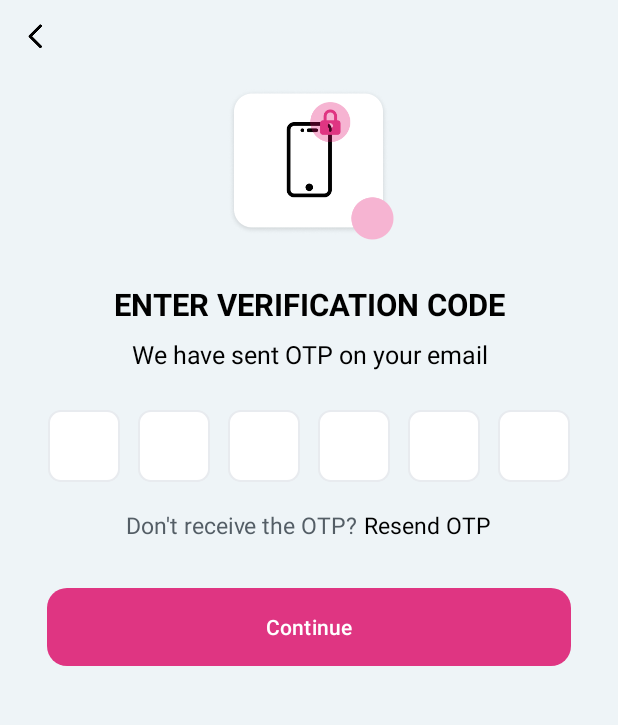
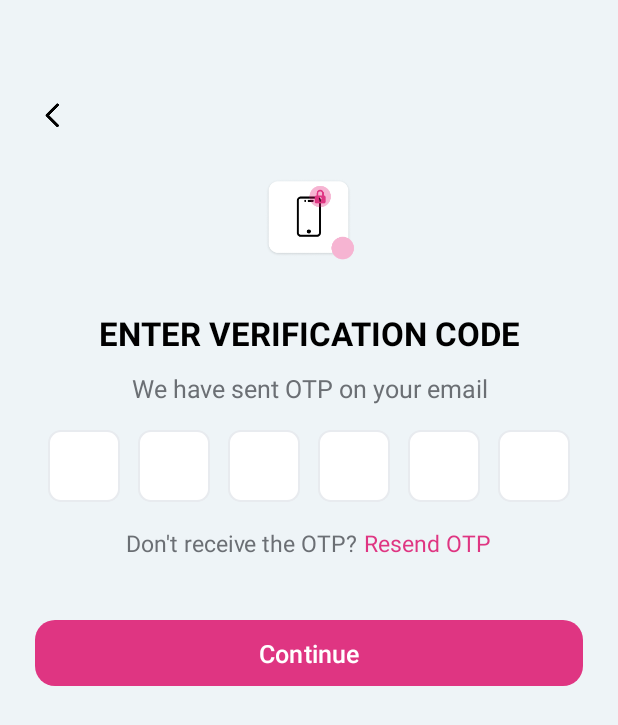
Before and after one commit to hafizanser/bioceuticamilano_android, an Android app: the screen it shows after launch (OtpActivity), on a phone screen of 412 x 824 dp. Shown: the top 725 px of the screen. Run offline under Robolectric (Android 15) with nearby library versions, the phone set to English and light mode, and no system bars; our stand-ins replace sdp/ssp sizes.

Commit message:
OTP Screen Done

```diff
--- a/app/build.gradle.kts
+++ b/app/build.gradle.kts
@@ -6,6 +6,10 @@ plugins {
 android {
     namespace = "com.bioceuticamilano"
     compileSdk = 36
+
+    buildFeatures {
+        viewBinding = true
+    }
 
     defaultConfig {
         applicationId = "com.bioceuticamilano"
--- a/app/src/main/java/com/bioceuticamilano/OtpActivity.kt
+++ b/app/src/main/java/com/bioceuticamilano/OtpActivity.kt
@@ -1,11 +1,54 @@
 package com.bioceuticamilano
 
 import android.os.Bundle
+import android.text.Editable
+import android.text.TextWatcher
+import android.widget.EditText
+import android.widget.Toast
 import androidx.appcompat.app.AppCompatActivity
+import com.bioceuticamilano.databinding.ActivityOtpBinding
 
 class OtpActivity : AppCompatActivity() {
+    private lateinit var binding: ActivityOtpBinding
+    private lateinit var otp1: EditText
+    private lateinit var otp2: EditText
+    private lateinit var otp3: EditText
+    private lateinit var otp4: EditText
+    private lateinit var otp5: EditText
+    private lateinit var otp6: EditText
+
     override fun onCreate(savedInstanceState: Bundle?) {
         super.onCreate(savedInstanceState)
-        setContentView(R.layout.activity_otp)
+        binding = ActivityOtpBinding.inflate(layoutInflater)
+        setContentView(binding.root)
+
+        otp1 = binding.otp1
+        otp2 = binding.otp2
+        otp3 = binding.otp3
+        otp4 = binding.otp4
+        otp5 = binding.otp5
+        otp6 = binding.otp6
+
+        binding.btnBack.setOnClickListener { finish() }
+        binding.resendOtp.setOnClickListener { Toast.makeText(this, "Code Send!", Toast.LENGTH_SHORT).show() }
+
+        setupOtpAutoAdvance()
+    }
+
+    private fun setupOtpAutoAdvance() {
+        val fields = listOf(otp1, otp2, otp3, otp4, otp5, otp6)
+        fields.forEachIndexed { index, editText ->
+            editText.addTextChangedListener(object : TextWatcher {
+                override fun beforeTextChanged(s: CharSequence?, start: Int, count: Int, after: Int) {}
+                override fun onTextChanged(s: CharSequence?, start: Int, before: Int, count: Int) {}
+                override fun afterTextChanged(s: Editable?) {
+                    if (s?.length == 1) {
+                        if (index < fields.size - 1) fields[index + 1].requestFocus()
+                    } else if (s?.isEmpty() == true) {
+                        if (index > 0) fields[index - 1].requestFocus()
+                    }
+                }
+            })
+        }
     }
 }
--- a/app/src/main/res/layout/activity_otp.xml
+++ b/app/src/main/res/layout/activity_otp.xml
@@ -4,17 +4,33 @@
     android:layout_width="match_parent"
     android:layout_height="match_parent"
     android:fitsSystemWindows="true"
-    android:background="@color/splash_background">
+    android:paddingTop="@dimen/_16sdp"
+    android:background="@drawable/splash_background">
+
+<!--    <ImageView-->
+<!--        android:layout_width="match_parent"-->
+<!--        android:layout_height="match_parent"-->
+<!--        android:src="@drawable/OTP_Verification"-->
+<!--        android:alpha="0.4"-->
+<!--        android:scaleType="fitXY"/>-->
+
+    <LinearLayout
+        android:layout_width="match_parent"
+        android:layout_height="match_parent"
+        android:orientation="vertical"
+        android:layout_marginTop="@dimen/_16sdp">
     <ImageView
+        android:id="@+id/btn_back"
         android:layout_width="wrap_content"
         android:layout_height="wrap_content"
         android:src="@drawable/ic_back"
-        android:layout_margin="@dimen/_10sdp"/>
+        android:layout_margin="@dimen/_19sdp"
+        android:contentDescription="Back" />
 
     <ScrollView
         android:layout_width="match_parent"
         android:layout_height="match_parent"
-        android:padding="@dimen/_24sdp"
+        android:paddingHorizontal="@dimen/_18sdp"
         android:clipToPadding="false">
 
         <LinearLayout
@@ -24,96 +40,118 @@
             android:gravity="center_horizontal">
 
             <ImageView
-                android:layout_width="wrap_content"
-                android:layout_height="wrap_content"
-                android:src="@drawable/ic_otp"
-                android:layout_marginTop="24dp"/>
+                android:layout_width="@dimen/_51sdp"
+                android:layout_height="@dimen/_52sdp"
+                android:src="@drawable/ic_otp"/>
 
             <TextView
                 android:layout_width="match_parent"
                 android:layout_height="wrap_content"
                 android:text="ENTER VERIFICATION CODE"
-                android:textSize="@dimen/_16sdp"
+                android:textSize="@dimen/_17sdp"
                 android:textStyle="bold"
                 android:textColor="@color/black"
                 android:gravity="center"
-                android:layout_marginTop="24dp"/>
+                android:layout_marginTop="@dimen/_21sdp"/>
 
             <TextView
                 android:layout_width="match_parent"
                 android:layout_height="wrap_content"
                 android:text="We have sent OTP on your email"
                 android:textSize="@dimen/_13sdp"
-                android:textColor="@color/black"
+                android:textColor="@color/muted_text"
                 android:gravity="center"
-                android:layout_marginTop="8dp"/>
+                android:layout_marginVertical="@dimen/_8sdp"/>
 
             <LinearLayout
                 android:layout_width="wrap_content"
                 android:layout_height="wrap_content"
                 android:orientation="horizontal"
-                android:layout_marginTop="20dp"
                 android:gravity="center">
 
-                <TextView
+                <EditText
+                    android:id="@+id/otp_1"
+                    android:textColor="@color/black"
                     android:layout_width="48dp"
                     android:layout_height="48dp"
                     android:background="@drawable/otp_box"
                     android:gravity="center"
-                    android:textSize="@dimen/_16sdp"
+                    android:textSize="18sp"
                     android:textStyle="bold"
+                    android:inputType="number"
+                    android:maxLength="1"
+                    android:layout_margin="6dp"
+                    android:digits="0123456789" />
+
+                <EditText
+                    android:id="@+id/otp_2"
                     android:textColor="@color/black"
-                    android:layout_margin="6dp"/>
-
-                <TextView
                     android:layout_width="48dp"
                     android:layout_height="48dp"
                     android:background="@drawable/otp_box"
                     android:gravity="center"
-                    android:textSize="@dimen/_16sdp"
+                    android:textSize="18sp"
                     android:textStyle="bold"
+                    android:inputType="number"
+                    android:maxLength="1"
+                    android:layout_margin="6dp"
+                    android:digits="0123456789" />
+
+                <EditText
+                    android:id="@+id/otp_3"
                     android:textColor="@color/black"
-                    android:layout_margin="6dp"/>
-
-                <TextView
                     android:layout_width="48dp"
                     android:layout_height="48dp"
                     android:background="@drawable/otp_box"
                     android:gravity="center"
-                    android:textSize="@dimen/_16sdp"
+                    android:textSize="18sp"
                     android:textStyle="bold"
+                    android:inputType="number"
+                    android:maxLength="1"
+                    android:layout_margin="6dp"
+                    android:digits="0123456789" />
+
+                <EditText
+                    android:id="@+id/otp_4"
                     android:textColor="@color/black"
-                    android:layout_margin="6dp"/>
-
-                <TextView
                     android:layout_width="48dp"
                     android:layout_height="48dp"
                     android:background="@drawable/otp_box"
                     android:gravity="center"
-                    android:textSize="@dimen/_16sdp"
+                    android:textSize="18sp"
                     android:textStyle="bold"
+                    android:inputType="number"
+                    android:maxLength="1"
+                    android:layout_margin="6dp"
+                    android:digits="0123456789" />
+
+                <EditText
+                    android:id="@+id/otp_5"
                     android:textColor="@color/black"
-                    android:layout_margin="6dp"/>
-
-                <TextView
                     android:layout_width="48dp"
                     android:layout_height="48dp"
                     android:background="@drawable/otp_box"
                     android:gravity="center"
-                    android:textSize="@dimen/_16sdp"
+                    android:textSize="18sp"
                     android:textStyle="bold"
+                    android:inputType="number"
+                    android:maxLength="1"
+                    android:layout_margin="6dp"
+                    android:digits="0123456789" />
+
+                <EditText
+                    android:id="@+id/otp_6"
                     android:textColor="@color/black"
-                    android:layout_margin="6dp"/>
-
-                <TextView
                     android:layout_width="48dp"
                     android:layout_height="48dp"
                     android:background="@drawable/otp_box"
                     android:gravity="center"
-                    android:textSize="@dimen/_16sdp"
+                    android:textSize="18sp"
                     android:textStyle="bold"
-                    android:textColor="@color/black"
-                    android:layout_margin="6dp"/>
+                    android:inputType="number"
+                    android:maxLength="1"
+                    android:layout_margin="6dp"
+                    android:digits="0123456789" />
 
             </LinearLayout>
 
@@ -122,37 +160,47 @@
                 android:layout_height="wrap_content"
                 android:orientation="horizontal"
                 android:gravity="center"
-                android:layout_marginTop="12dp">
+                android:layout_marginVertical="@dimen/_8sdp">
 
                 <TextView
                     android:layout_width="wrap_content"
                     android:layout_height="wrap_content"
                     android:text="Don't receive the OTP? "
-                    android:textColor="@color/link_text"
+                    android:textColor="@color/muted_text"
                     android:textSize="@dimen/_12sdp"/>
 
                 <TextView
+                    android:id="@+id/resend_otp"
                     android:layout_width="wrap_content"
                     android:layout_height="wrap_content"
                     android:text="Resend OTP"
-                    android:textColor="@color/black"
-                    android:textSize="@dimen/_12sdp"/>
+                    android:textColor="@color/primary_pink"
+                    android:textSize="@dimen/_12sdp"
+                    android:clickable="true"
+                    android:focusable="true"/>
 
             </LinearLayout>
-
             <com.google.android.material.button.MaterialButton
                 android:id="@+id/otp_continue"
                 android:layout_width="match_parent"
-                android:layout_height="@dimen/_40sdp"
-                android:layout_marginTop="@dimen/_24sdp"
+                android:layout_height="@dimen/_34sdp"
+                android:layout_marginTop="@dimen/_23sdp"
                 android:text="Continue"
                 android:textAllCaps="false"
+                android:textSize="@dimen/_13sdp"
                 android:textColor="@color/white"
                 android:background="@drawable/btn_black_rounded"
                 app:backgroundTint="@null"/>
 
+            <View
+                android:layout_width="match_parent"
+                android:layout_height="120dp"/>
         </LinearLayout>
 
     </ScrollView>
 
+
+
+    </LinearLayout>
+
 </FrameLayout>
```
Also changed, not shown: app/src/main/res/drawable/otp_verification.png (added), 1 other file.
